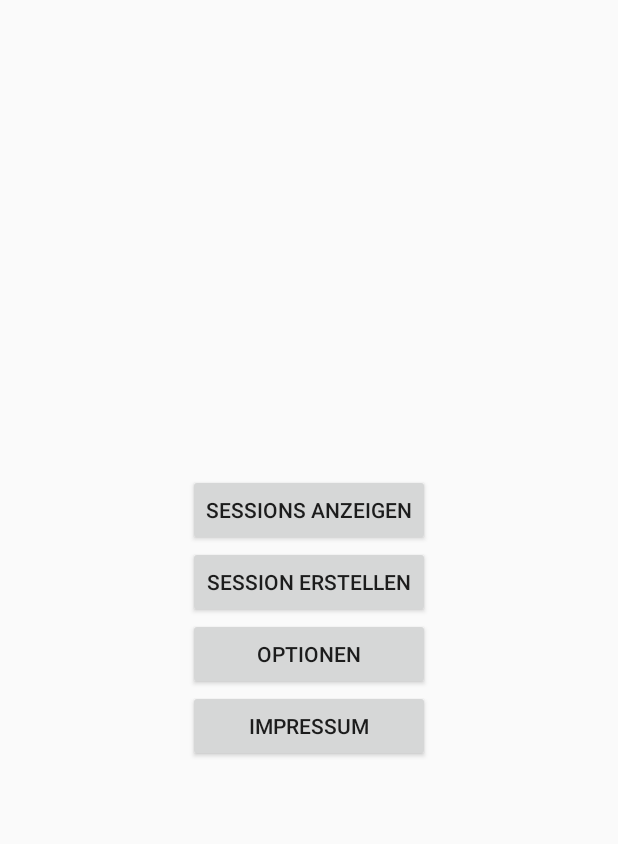
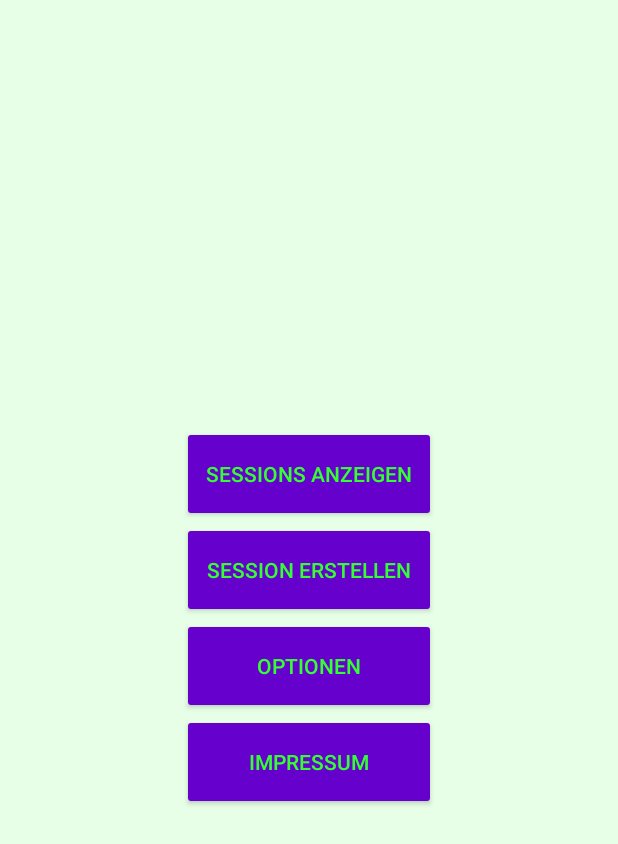
Before and after one commit to elen-niedermeyer/QuizArena, an Android app: the MainMenuActivity screen opened directly, with no data from a screen before it, on a phone screen of 412 x 824 dp. Shown: the top 844 px of the screen. Run offline under Robolectric (Android 15) with nearby library versions, the phone set to English and light mode, and no system bars.

Commit message:
making changes in background and buttons

```diff
--- a/app/src/main/res/layout/activity_login.xml
+++ b/app/src/main/res/layout/activity_login.xml
@@ -12,6 +12,7 @@
         android:layout_height="wrap_content"
         android:ems="10"
         android:hint="@string/account_name"
+        android:inputType="text"
         android:singleLine="true"
         app:layout_constraintBottom_toTopOf="@+id/activity_login_error_name"
         app:layout_constraintEnd_toEndOf="parent"
@@ -54,7 +55,6 @@
 
     <Button
         android:id="@+id/activity_login_button_confirm"
-        style="@style/button"
         android:layout_width="0dp"
         android:layout_height="wrap_content"
         android:text="@string/login"
@@ -65,7 +65,6 @@
 
     <Button
         android:id="@+id/activity_login_button_register"
-        style="@style/button"
         android:layout_width="wrap_content"
         android:layout_height="wrap_content"
         android:text="@string/register"
--- a/app/src/main/res/layout/activity_main_menu.xml
+++ b/app/src/main/res/layout/activity_main_menu.xml
@@ -8,7 +8,6 @@
 
     <Button
         android:id="@+id/activity_main_menu_button_show_sessions"
-        style="@style/button"
         android:layout_width="wrap_content"
         android:layout_height="wrap_content"
         android:text="@string/show_sessions"
@@ -20,7 +19,6 @@
 
     <Button
         android:id="@+id/activity_main_menu_button_create"
-        style="@style/button"
         android:layout_width="0dp"
         android:layout_height="wrap_content"
         android:text="@string/create_session"
@@ -31,7 +29,6 @@
 
     <Button
         android:id="@+id/activity_main_menu_button_options"
-        style="@style/button"
         android:layout_width="0dp"
         android:layout_height="wrap_content"
         android:text="@string/options"
@@ -42,7 +39,6 @@
 
     <Button
         android:id="@+id/activity_main_menu_button_imprint"
-        style="@style/button"
         android:layout_width="0dp"
         android:layout_height="wrap_content"
         android:text="@string/imprint"
--- a/app/src/main/res/layout/activity_options.xml
+++ b/app/src/main/res/layout/activity_options.xml
@@ -30,7 +30,6 @@
 
             <Button
                 android:id="@+id/activity_options_button_logout"
-                style="@style/button"
                 android:layout_width="wrap_content"
                 android:layout_height="wrap_content"
                 android:layout_alignParentEnd="true"
@@ -68,7 +67,6 @@
 
             <Button
                 android:id="@+id/activity_options_button_change_name"
-                style="@style/button"
                 android:layout_width="wrap_content"
                 android:layout_height="wrap_content"
                 android:layout_alignParentEnd="true"
@@ -96,7 +94,6 @@
 
             <Button
                 android:id="@+id/activity_options_button_change_password"
-                style="@style/button"
                 android:layout_width="wrap_content"
                 android:layout_height="wrap_content"
                 android:layout_alignParentEnd="true"
--- a/app/src/main/res/layout/activity_register.xml
+++ b/app/src/main/res/layout/activity_register.xml
@@ -96,7 +96,6 @@
 
     <Button
         android:id="@+id/activity_register_button_confirm"
-        style="@style/button"
         android:layout_width="0dp"
         android:layout_height="wrap_content"
         android:hint="@string/register"
@@ -107,7 +106,6 @@
 
     <Button
         android:id="@+id/activity_register_button_login"
-        style="@style/button"
         android:layout_width="wrap_content"
         android:layout_height="wrap_content"
         android:text="@string/login"
--- a/app/src/main/res/layout/activity_session_participant_detail.xml
+++ b/app/src/main/res/layout/activity_session_participant_detail.xml
@@ -29,7 +29,6 @@
 
     <Button
         android:id="@+id/activity_session_participant_detail_button_terminate"
-        style="@style/button"
         android:layout_width="wrap_content"
         android:layout_height="wrap_content"
         android:text="@string/terminate"
--- a/app/src/main/res/values/colors.xml
+++ b/app/src/main/res/values/colors.xml
@@ -1,8 +1,12 @@
 <?xml version="1.0" encoding="utf-8"?>
 <resources>
-    <color name="colorPrimary">#3F51B5</color>
-    <color name="colorPrimaryDark">#303F9F</color>
-    <color name="colorAccent">#FF4081</color>
+    <color name="transparent">#00FFFFFF</color>
+    <color name="colorPrimary">#6600CC</color>
+    <color name="colorPrimaryDark">#4C0099</color>
+    <color name="colorAccent">#B266FF</color>
+
+    <color name="background">#E6FFE6</color>
+    <color name="text_button">#33FF33</color>
 
     <color name="red">#FF0000</color>
 
--- a/app/src/main/res/values/styles.xml
+++ b/app/src/main/res/values/styles.xml
@@ -2,15 +2,21 @@
 
     <!-- Base application theme. -->
     <style name="AppTheme" parent="Theme.AppCompat.Light.NoActionBar">
-        <!-- Customize your theme here. -->
         <item name="colorPrimary">@color/colorPrimary</item>
         <item name="colorPrimaryDark">@color/colorPrimaryDark</item>
         <item name="colorAccent">@color/colorAccent</item>
+        <item name="android:colorBackground">@color/background</item>
+        <item name="android:buttonStyle">@style/button</item>
     </style>
 
     <!-- button style -->
     <style name="button" parent="Widget.AppCompat.Button">
-
+        <item name="android:textColor">@color/text_button</item>
+        <item name="android:backgroundTint">@color/colorPrimary</item>
+        <item name="android:paddingLeft">16dp</item>
+        <item name="android:paddingRight">16dp</item>
+        <item name="android:minHeight">64dp</item>
+        <item name="android:minWidth">32dp</item>
     </style>
 
     <!-- style for error messages -->
--- a/build.gradle
+++ b/build.gradle
@@ -8,12 +8,12 @@ buildscript {
         jcenter()
     }
     dependencies {
-        classpath 'com.android.tools.build:gradle:3.0.1'
+        classpath 'com.android.tools.build:gradle:3.1.1'
         classpath "org.jetbrains.kotlin:kotlin-gradle-plugin:$kotlin_version"
 
         // NOTE: Do not place your application dependencies here; they belong
         // in the individual module build.gradle files
-        classpath 'com.google.gms:google-services:3.1.0'
+        classpath 'com.google.gms:google-services:3.1.1'
     }
 }
 
```
Also changed, not shown: app/build.gradle (+5 -4 lines).
